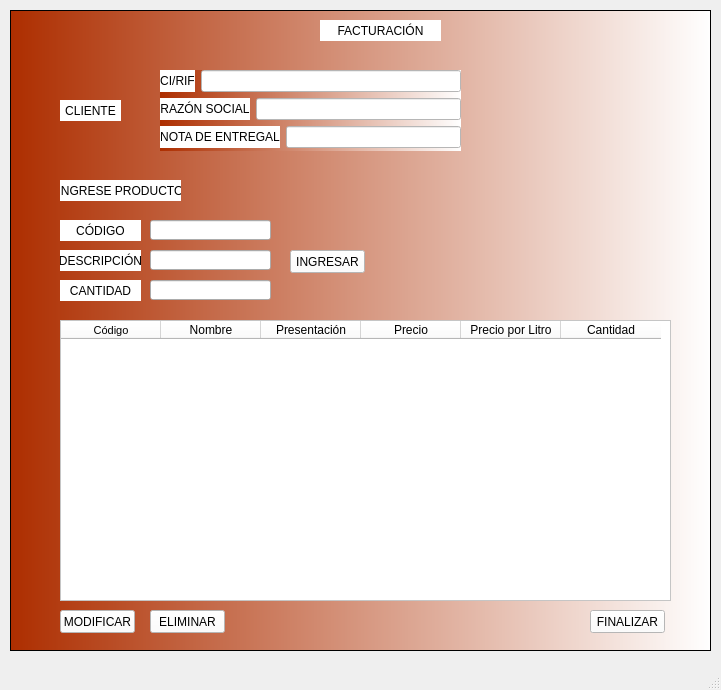
Before: the Qt Designer form 5.ui in edwinjvw/lubriexpress, drawn with Qt 5.
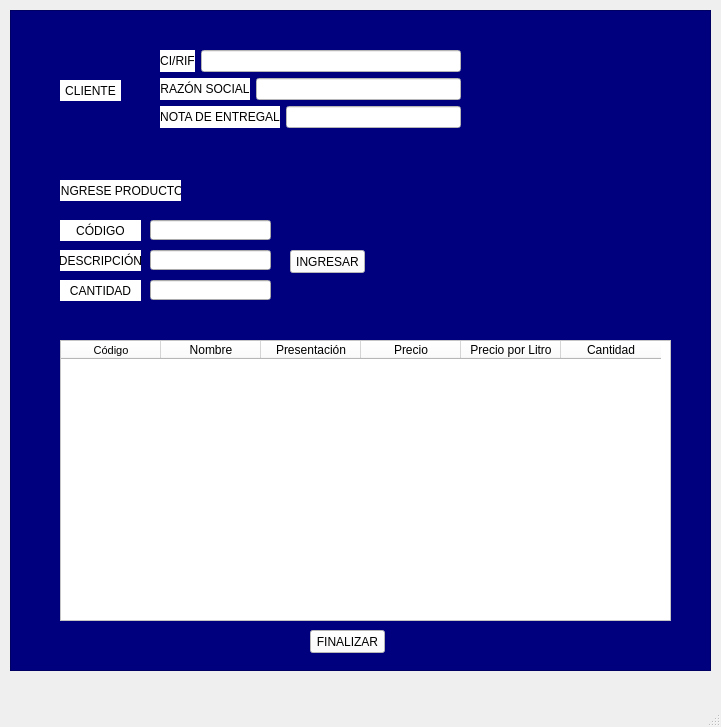
After: the same form once the commit is applied. Icons and pictures are not drawn.

Patch:
```diff
--- a/5.ui
+++ b/5.ui
@@ -7,7 +7,7 @@
     <x>0</x>
     <y>0</y>
     <width>721</width>
-    <height>690</height>
+    <height>727</height>
    </rect>
   </property>
   <property name="windowTitle">
@@ -20,11 +20,11 @@
       <x>10</x>
       <y>10</y>
       <width>701</width>
-      <height>641</height>
+      <height>661</height>
      </rect>
     </property>
     <property name="styleSheet">
-     <string notr="true">background-color:qlineargradient(spread:pad, x1:0, y1:0, x2:1, y2:0, stop:0 rgba(173, 46, 0, 255), stop:1 rgba(255, 255, 255, 255))</string>
+     <string notr="true">background-color: rgb(0, 0, 127)</string>
     </property>
     <property name="frameShape">
      <enum>QFrame::StyledPanel</enum>
@@ -36,7 +36,7 @@
      <property name="geometry">
       <rect>
        <x>50</x>
-       <y>90</y>
+       <y>70</y>
        <width>61</width>
        <height>21</height>
       </rect>
@@ -150,7 +150,7 @@
      <property name="geometry">
       <rect>
        <x>50</x>
-       <y>310</y>
+       <y>330</y>
        <width>611</width>
        <height>281</height>
       </rect>
@@ -198,7 +198,7 @@
      <property name="geometry">
       <rect>
        <x>150</x>
-       <y>60</y>
+       <y>40</y>
        <width>301</width>
        <height>81</height>
       </rect>
@@ -347,8 +347,8 @@
     <widget class="QPushButton" name="pushButton_2">
      <property name="geometry">
       <rect>
-       <x>580</x>
-       <y>600</y>
+       <x>300</x>
+       <y>620</y>
        <width>75</width>
        <height>23</height>
       </rect>
@@ -364,7 +364,7 @@
      <property name="geometry">
       <rect>
        <x>550</x>
-       <y>70</y>
+       <y>80</y>
        <width>71</width>
        <height>161</height>
       </rect>
@@ -373,9 +373,9 @@
       <bool>false</bool>
      </property>
      <property name="styleSheet">
-      <string notr="true">background-image:  url(:/1/logo final png1.png);
-
-background-color:rgb(ffff)</string>
+      <string notr="true">
+background-image: url(:/prefix/logo final png1.png);
+background-color:rgba(255, 255, 255, 0)</string>
      </property>
      <property name="frameShape">
       <enum>QFrame::NoFrame</enum>
@@ -396,57 +396,6 @@
       <cstring></cstring>
      </property>
     </widget>
-    <widget class="QLabel" name="tabla5_facturacion">
-     <property name="geometry">
-      <rect>
-       <x>310</x>
-       <y>10</y>
-       <width>121</width>
-       <height>21</height>
-      </rect>
-     </property>
-     <property name="styleSheet">
-      <string notr="true">background-color: white;</string>
-     </property>
-     <property name="text">
-      <string>FACTURACIÓN</string>
-     </property>
-     <property name="alignment">
-      <set>Qt::AlignCenter</set>
-     </property>
-    </widget>
-    <widget class="QPushButton" name="pushButton_3">
-     <property name="geometry">
-      <rect>
-       <x>50</x>
-       <y>600</y>
-       <width>75</width>
-       <height>23</height>
-      </rect>
-     </property>
-     <property name="styleSheet">
-      <string notr="true">background-color:rgb(255, 255, 255)</string>
-     </property>
-     <property name="text">
-      <string>MODIFICAR</string>
-     </property>
-    </widget>
-    <widget class="QPushButton" name="pushButton_4">
-     <property name="geometry">
-      <rect>
-       <x>140</x>
-       <y>600</y>
-       <width>75</width>
-       <height>23</height>
-      </rect>
-     </property>
-     <property name="styleSheet">
-      <string notr="true">background-color:rgb(255, 255, 255)</string>
-     </property>
-     <property name="text">
-      <string>ELIMINAR</string>
-     </property>
-    </widget>
    </widget>
   </widget>
   <widget class="QMenuBar" name="menubar">
```
Left out of the diff: 5 changed lines with no effect on the pictures.
